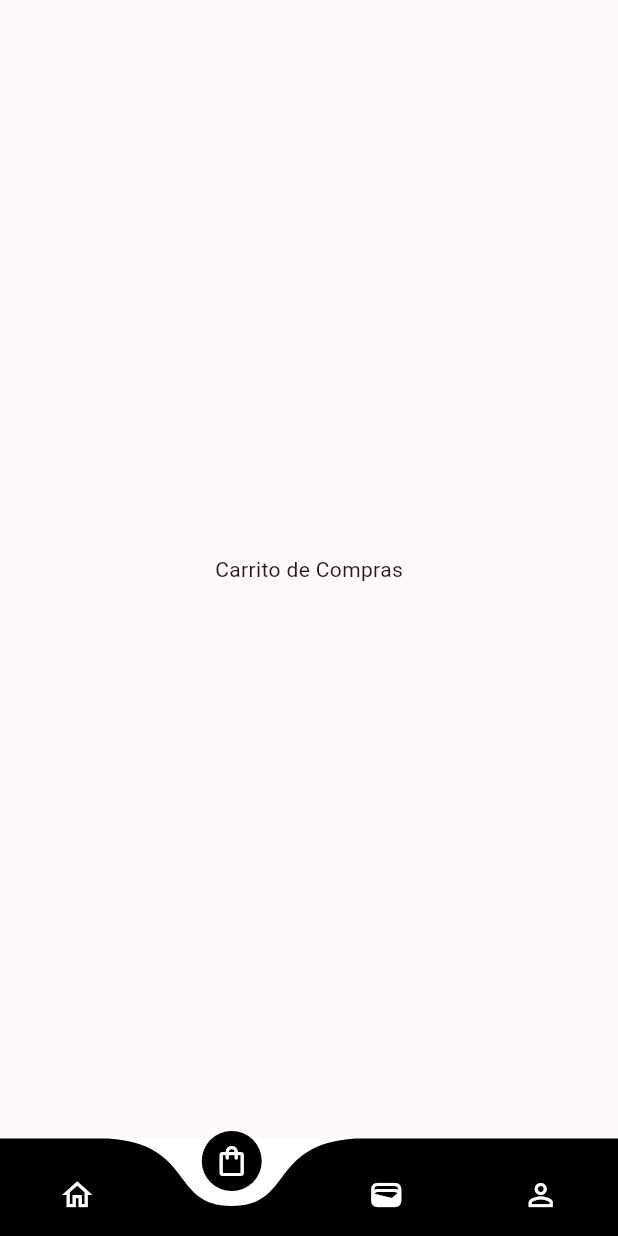
After one commit to FatimaHoil/ecommerce_app, a Flutter app: the screen it shows after launch, item 2 of the bottom bar chosen, on a phone screen of 412 x 824 dp. The commit adds this screen. Run offline on Flutter 3.47's test engine with Material 3 defaults, Android fonts, the phone set to English and light mode, and no system bars; drawn by our look-alikes of curved_navigation_bar.

Commit message:
implementa navegación principal y pantalla de detalle

```diff
--- /dev/null
+++ b/lib/pages/bottomnav.dart
@@ -0,0 +1,63 @@
+import 'package:curved_navigation_bar/curved_navigation_bar.dart';
+import 'package:ecommerce_app/pages/home.dart';
+import 'package:ecommerce_app/pages/order.dart';
+import 'package:ecommerce_app/pages/profile.dart';
+import 'package:ecommerce_app/pages/wallet.dart';
+import 'package:flutter/material.dart';
+
+class BottomNav extends StatefulWidget {
+  const BottomNav({super.key});
+
+  @override
+  State<BottomNav> createState() => _BottomNavState();
+}
+
+class _BottomNavState extends State<BottomNav> {
+  // Índice de la pestaña activa (0 = Inicio)
+  int currentTabIndex = 0;
+
+  // Lista que almacena las 4 pantallas de la barra
+  late List<Widget> pages;
+  late Home homepage;
+  late Order order;
+  late Wallet wallet;
+  late Profile profile;
+
+  @override
+  void initState() {
+    // Se inicializan las pantallas al cargar la navegación
+    homepage = const Home();
+    order = const Order();
+    wallet = const Wallet();
+    profile = const Profile();
+
+    // El orden debe coincidir exactamente con el orden de los íconos de abajo
+    pages = [homepage, order, wallet, profile];
+    super.initState();
+  }
+
+  @override
+  Widget build(BuildContext context) {
+    return Scaffold(
+      bottomNavigationBar: CurvedNavigationBar(
+        height: 65,
+        backgroundColor: Colors.white, // Fondo detrás de la curva
+        color: Colors.black, // Color de la barra
+        animationDuration: const Duration(milliseconds: 500),
+        onTap: (int index) {
+          // Actualiza el índice y muestra la pantalla seleccionada
+          setState(() {
+            currentTabIndex = index;
+          });
+        },
+        items: const [
+          Icon(Icons.home_outlined, color: Colors.white),
+          Icon(Icons.shopping_bag_outlined, color: Colors.white),
+          Icon(Icons.wallet_outlined, color: Colors.white),
+          Icon(Icons.person_outline, color: Colors.white),
+        ],
+      ),
+      body: pages[currentTabIndex],
+    );
+  }
+}
--- /dev/null
+++ b/lib/pages/order.dart
@@ -0,0 +1,15 @@
+import 'package:flutter/material.dart';
+
+class Order extends StatefulWidget {
+  const Order({super.key});
+
+  @override
+  State<Order> createState() => _OrderState();
+}
+
+class _OrderState extends State<Order> {
+  @override
+  Widget build(BuildContext context) {
+    return const Scaffold(body: Center(child: Text("Carrito de Compras")));
+  }
+}
--- a/lib/widgets/support_widget.dart
+++ b/lib/widgets/support_widget.dart
@@ -1,6 +1,7 @@
 import 'package:flutter/material.dart';
 
 class AppWidget {
+  // Estilo en negrita para títulos medianos (ej. "Hola, Fatima")
   static TextStyle boldTextFeildStyle() {
     return const TextStyle(
       color: Colors.black,
@@ -9,6 +10,7 @@ class AppWidget {
     );
   }
 
+  // Estilo grande para encabezados principales (ej. "Comida Deliciosa")
   static TextStyle headlineTextFeildStyle() {
     return const TextStyle(
       color: Colors.black,
@@ -17,6 +19,7 @@ class AppWidget {
     );
   }
 
+  // Estilo tenue/gris para subtítulos y descripciones
   static TextStyle lightTextFeildStyle() {
     return const TextStyle(
       color: Colors.black38,
@@ -25,6 +28,7 @@ class AppWidget {
     );
   }
 
+  // Estilo semi-negrita para nombres de platillos y precios
   static TextStyle semiBoldTextFeildStyle() {
     return const TextStyle(
       color: Colors.black,
--- a/pubspec.yaml
+++ b/pubspec.yaml
@@ -34,6 +34,7 @@ dependencies:
   # The following adds the Cupertino Icons font to your application.
   # Use with the CupertinoIcons class for iOS style icons.
   cupertino_icons: ^1.0.8
+  curved_navigation_bar: ^1.0.6
 
 dev_dependencies:
   flutter_test:
```
Also changed, not shown: lib/main.dart (+9 -105 lines), lib/pages/home.dart (+11 -3 lines), lib/pages/profile.dart (added, +15 -0 lines), lib/pages/wallet.dart (added, +15 -0 lines), pubspec.lock.
